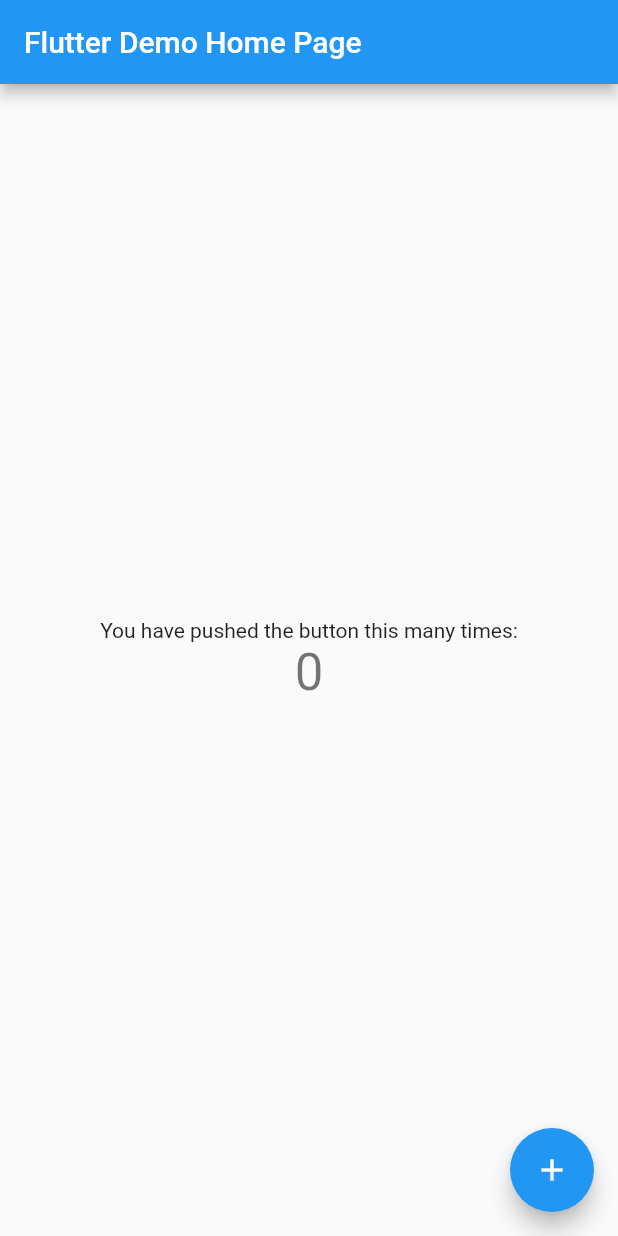
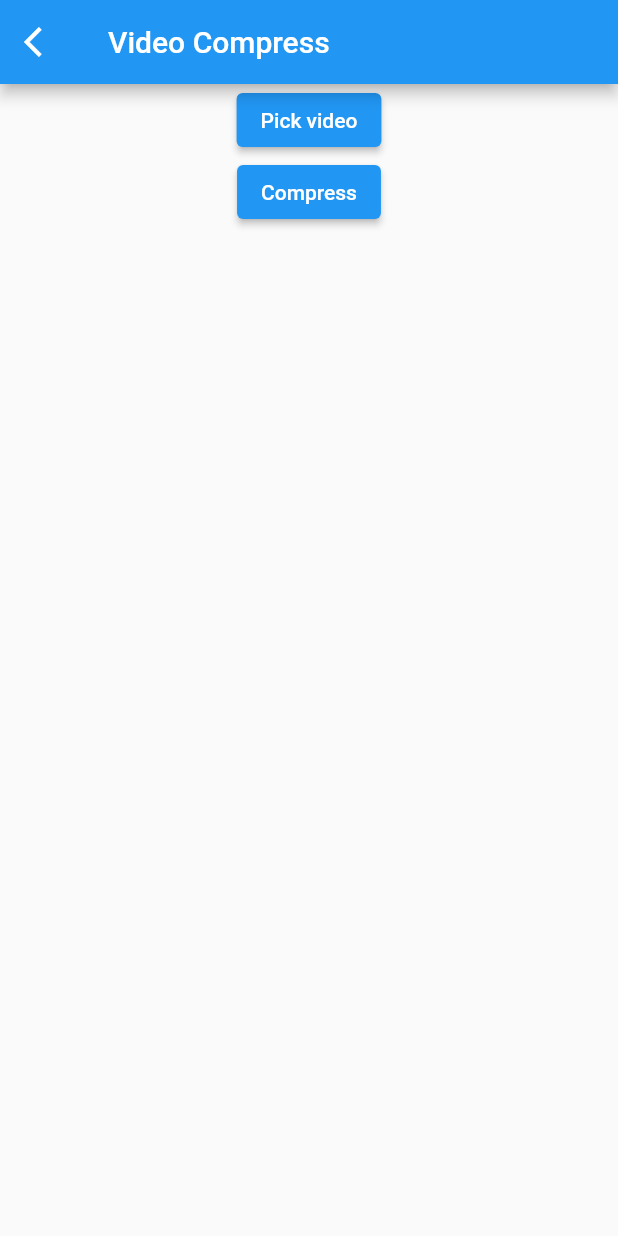
Before and after one commit to aravind-b-dev/video-compress, a Flutter app: the screen it shows after launch, on a phone screen of 412 x 824 dp. Run offline on Flutter 3.47's test engine with Material 2 defaults, Android fonts, the phone set to English and light mode, and no system bars; our stand-ins replace file_picker; missing offline and left inert: video_compress.

Commit message:
video compress

```diff
--- a/lib/main.dart
+++ b/lib/main.dart
@@ -1,5 +1,6 @@
 import 'package:flutter/material.dart';
-
+import 'package:file_picker/file_picker.dart';
+import 'package:video_compress/video_compress.dart';
 void main() {
   runApp(const MyApp());
 }
@@ -7,109 +8,82 @@ void main() {
 class MyApp extends StatelessWidget {
   const MyApp({Key? key}) : super(key: key);
 
-  // This widget is the root of your application.
   @override
   Widget build(BuildContext context) {
     return MaterialApp(
       title: 'Flutter Demo',
+      debugShowCheckedModeBanner: false,
       theme: ThemeData(
-        // This is the theme of your application.
-        //
-        // Try running your application with "flutter run". You'll see the
-        // application has a blue toolbar. Then, without quitting the app, try
-        // changing the primarySwatch below to Colors.green and then invoke
-        // "hot reload" (press "r" in the console where you ran "flutter run",
-        // or simply save your changes to "hot reload" in a Flutter IDE).
-        // Notice that the counter didn't reset back to zero; the application
-        // is not restarted.
         primarySwatch: Colors.blue,
       ),
-      home: const MyHomePage(title: 'Flutter Demo Home Page'),
+      home:  VdoCompress(),
     );
   }
 }
 
-class MyHomePage extends StatefulWidget {
-  const MyHomePage({Key? key, required this.title}) : super(key: key);
 
-  // This widget is the home page of your application. It is stateful, meaning
-  // that it has a State object (defined below) that contains fields that affect
-  // how it looks.
 
-  // This class is the configuration for the state. It holds the values (in this
-  // case the title) provided by the parent (in this case the App widget) and
-  // used by the build method of the State. Fields in a Widget subclass are
-  // always marked "final".
 
-  final String title;
+
+class VdoCompress extends StatefulWidget {
 
   @override
-  State<MyHomePage> createState() => _MyHomePageState();
+  _VdoCompressState createState() => _VdoCompressState();
 }
 
-class _MyHomePageState extends State<MyHomePage> {
-  int _counter = 0;
-
-  void _incrementCounter() {
-    setState(() {
-      // This call to setState tells the Flutter framework that something has
-      // changed in this State, which causes it to rerun the build method below
-      // so that the display can reflect the updated values. If we changed
-      // _counter without calling setState(), then the build method would not be
-      // called again, and so nothing would appear to happen.
-      _counter++;
-    });
-  }
-
+class _VdoCompressState extends State<VdoCompress> {
+  var vdoPath;
   @override
   Widget build(BuildContext context) {
-    // This method is rerun every time setState is called, for instance as done
-    // by the _incrementCounter method above.
-    //
-    // The Flutter framework has been optimized to make rerunning build methods
-    // fast, so that you can just rebuild anything that needs updating rather
-    // than having to individually change instances of widgets.
     return Scaffold(
         appBar: AppBar(
-        // Here we take the value from the MyHomePage object that was created by
-        // the App.build method, and use it to set our appbar title.
-        title: Text(widget.title),
+          title: const Text("Video Compress"),
+          leading: IconButton(
+            onPressed: () => Navigator.pop(context),
+            icon: Icon(Icons.arrow_back_ios),
           ),
-      body: Center(
-        // Center is a layout widget. It takes a single child and positions it
-        // in the middle of the parent.
+        ),
+        body: Container(
+          height: MediaQuery.of(context).size.height,
+          width: MediaQuery.of(context).size.width,
           child: Column(
-          // Column is also a layout widget. It takes a list of children and
-          // arranges them vertically. By default, it sizes itself to fit its
-          // children horizontally, and tries to be as tall as its parent.
-          //
-          // Invoke "debug painting" (press "p" in the console, choose the
-          // "Toggle Debug Paint" action from the Flutter Inspector in Android
-          // Studio, or the "Toggle Debug Paint" command in Visual Studio Code)
-          // to see the wireframe for each widget.
-          //
-          // Column has various properties to control how it sizes itself and
-          // how it positions its children. Here we use mainAxisAlignment to
-          // center the children vertically; the main axis here is the vertical
-          // axis because Columns are vertical (the cross axis would be
-          // horizontal).
-          mainAxisAlignment: MainAxisAlignment.center,
-          children: <Widget>[
-            const Text(
-              'You have pushed the button this many times:',
-            ),
-            Text(
-              '$_counter',
-              style: Theme.of(context).textTheme.headline4,
-            ),
+
+            children: [
+              ElevatedButton(
+                  onPressed: () async {
+                    FilePickerResult? result = await FilePicker.platform.pickFiles(
+                      type: FileType.video,
+                    );
+                    print("----->>>---${result!.files.single.path}");
+                    if(result != null) {
+
+                      setState(() {
+                        vdoPath = result.files.single.path;
+                      });
+                    } else {
+                      //do somthing
+                    }
+                  },
+                  child: const Text("Pick video")),
+
+              ElevatedButton(
+                  onPressed: () {
+                    vdoCompress();
+                  },
+                  child: const Text("Compress"))
             ],
           ),
         ),
-      floatingActionButton: FloatingActionButton(
-        onPressed: _incrementCounter,
-        tooltip: 'Increment',
-        child: const Icon(Icons.add),
-      ), // This trailing comma makes auto-formatting nicer for build methods.
     );
   }
+
+  vdoCompress () async {
+    MediaInfo? mediaInfo = await VideoCompress.compressVideo(
+      vdoPath,
+      quality: VideoQuality.LowQuality,
+      deleteOrigin: false, // It's false by default
+    );
+    print("----------$mediaInfo");
   }
+
+}
--- a/pubspec.yaml
+++ b/pubspec.yaml
@@ -34,6 +34,9 @@ dependencies:
   # The following adds the Cupertino Icons font to your application.
   # Use with the CupertinoIcons class for iOS style icons.
   cupertino_icons: ^1.0.2
+  video_compress: ^3.1.0
+  file_picker: ^4.0.2
+
 
 dev_dependencies:
   flutter_test:
```
Also changed, not shown: pubspec.lock, 2 other files. Lines whose indentation alone changed are shown as unchanged.
